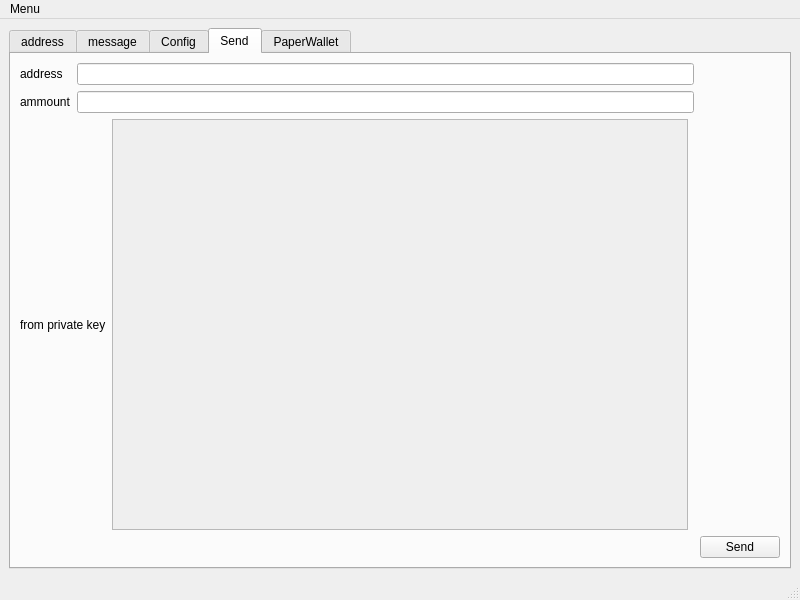
First picture: the form in lite/mainwindow.ui, repository netpipe/QWallet, before the edit.
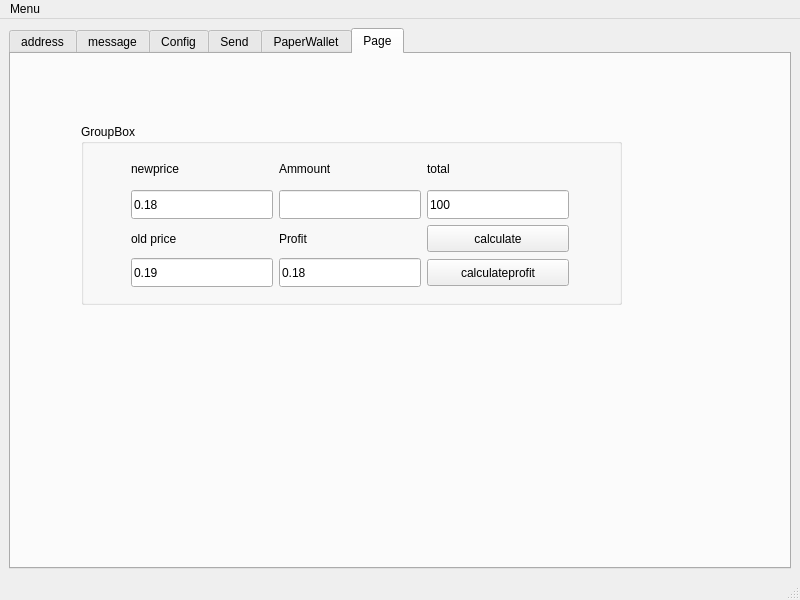
Second picture: the form after the edit.

```diff
--- a/lite/mainwindow.ui
+++ b/lite/mainwindow.ui
@@ -18,7 +18,7 @@
     <item row="0" column="0">
      <widget class="QTabWidget" name="tabWidget">
       <property name="currentIndex">
-       <number>3</number>
+       <number>5</number>
       </property>
       <widget class="QWidget" name="tab">
        <attribute name="title">
@@ -445,6 +445,183 @@
         </item>
        </layout>
       </widget>
+      <widget class="QWidget" name="tab_7">
+       <attribute name="title">
+        <string>Page</string>
+       </attribute>
+       <widget class="QGroupBox" name="groupBox_4">
+        <property name="geometry">
+         <rect>
+          <x>70</x>
+          <y>70</y>
+          <width>541</width>
+          <height>181</height>
+         </rect>
+        </property>
+        <property name="title">
+         <string>GroupBox</string>
+        </property>
+        <widget class="QLineEdit" name="profit">
+         <property name="geometry">
+          <rect>
+           <x>198</x>
+           <y>134</y>
+           <width>142</width>
+           <height>29</height>
+          </rect>
+         </property>
+         <property name="text">
+          <string>0.18</string>
+         </property>
+        </widget>
+        <widget class="QLabel" name="label_11">
+         <property name="geometry">
+          <rect>
+           <x>198</x>
+           <y>101</y>
+           <width>142</width>
+           <height>27</height>
+          </rect>
+         </property>
+         <property name="text">
+          <string>Profit</string>
+         </property>
+        </widget>
+        <widget class="QPushButton" name="pushButton_2">
+         <property name="geometry">
+          <rect>
+           <x>346</x>
+           <y>135</y>
+           <width>142</width>
+           <height>27</height>
+          </rect>
+         </property>
+         <property name="text">
+          <string>calculateprofit</string>
+         </property>
+        </widget>
+        <widget class="QLabel" name="label_4">
+         <property name="geometry">
+          <rect>
+           <x>198</x>
+           <y>30</y>
+           <width>142</width>
+           <height>30</height>
+          </rect>
+         </property>
+         <property name="text">
+          <string>Ammount</string>
+         </property>
+        </widget>
+        <widget class="QLineEdit" name="ammount">
+         <property name="enabled">
+          <bool>true</bool>
+         </property>
+         <property name="geometry">
+          <rect>
+           <x>198</x>
+           <y>66</y>
+           <width>142</width>
+           <height>29</height>
+          </rect>
+         </property>
+         <property name="text">
+          <string/>
+         </property>
+        </widget>
+        <widget class="QLineEdit" name="newprice">
+         <property name="geometry">
+          <rect>
+           <x>50</x>
+           <y>66</y>
+           <width>142</width>
+           <height>29</height>
+          </rect>
+         </property>
+         <property name="text">
+          <string>0.18</string>
+         </property>
+        </widget>
+        <widget class="QLabel" name="label_13">
+         <property name="geometry">
+          <rect>
+           <x>50</x>
+           <y>101</y>
+           <width>142</width>
+           <height>27</height>
+          </rect>
+         </property>
+         <property name="text">
+          <string>old price</string>
+         </property>
+        </widget>
+        <widget class="QPushButton" name="pushButton">
+         <property name="geometry">
+          <rect>
+           <x>346</x>
+           <y>101</y>
+           <width>142</width>
+           <height>27</height>
+          </rect>
+         </property>
+         <property name="text">
+          <string>calculate</string>
+         </property>
+        </widget>
+        <widget class="QLineEdit" name="oldprice">
+         <property name="geometry">
+          <rect>
+           <x>50</x>
+           <y>134</y>
+           <width>142</width>
+           <height>29</height>
+          </rect>
+         </property>
+         <property name="text">
+          <string>0.19</string>
+         </property>
+        </widget>
+        <widget class="QLabel" name="label_6">
+         <property name="geometry">
+          <rect>
+           <x>346</x>
+           <y>30</y>
+           <width>142</width>
+           <height>30</height>
+          </rect>
+         </property>
+         <property name="text">
+          <string>total</string>
+         </property>
+        </widget>
+        <widget class="QLabel" name="label_12">
+         <property name="geometry">
+          <rect>
+           <x>50</x>
+           <y>30</y>
+           <width>142</width>
+           <height>30</height>
+          </rect>
+         </property>
+         <property name="text">
+          <string>newprice</string>
+         </property>
+        </widget>
+        <widget class="QLineEdit" name="total">
+         <property name="geometry">
+          <rect>
+           <x>346</x>
+           <y>66</y>
+           <width>142</width>
+           <height>29</height>
+          </rect>
+         </property>
+         <property name="text">
+          <string>100</string>
+         </property>
+        </widget>
+       </widget>
+      </widget>
      </widget>
     </item>
    </layout>
```
Left out of the diff: 2 changed lines with no effect on the pictures.
